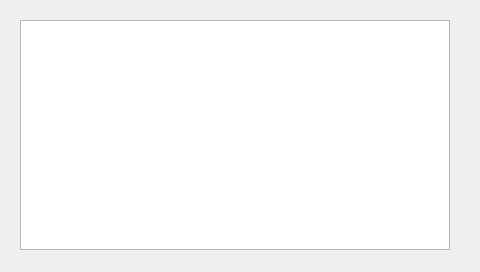
The window that mainwindow.ui (sfagin89/G-Power) describes before a commit, drawn with Qt 5.
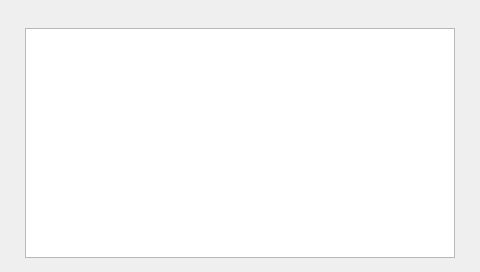
The same window after the commit.

```diff
--- a/mainwindow.ui
+++ b/mainwindow.ui
@@ -17,22 +17,15 @@
    <widget class="QGraphicsView" name="graphicsView">
     <property name="geometry">
      <rect>
-      <x>20</x>
-      <y>20</y>
+      <x>25</x>
+      <y>28</y>
       <width>430</width>
       <height>230</height>
      </rect>
     </property>
-    <property name="focusPolicy">
-     <enum>Qt::NoFocus</enum>
-    </property>
-    <property name="autoFillBackground">
-     <bool>false</bool>
-    </property>
    </widget>
   </widget>
  </widget>
- <layoutdefault spacing="6" margin="11"/>
  <resources/>
  <connections/>
 </ui>
```
Left out of the diff: 2 changed lines with no effect on the pictures.
